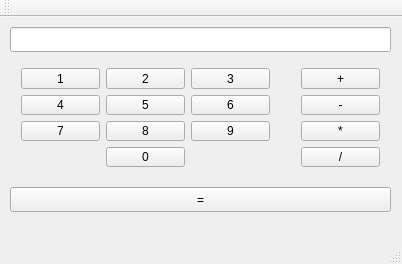
tbigad/plainCPP, file calc2/mainwindow.ui: the form before one commit.
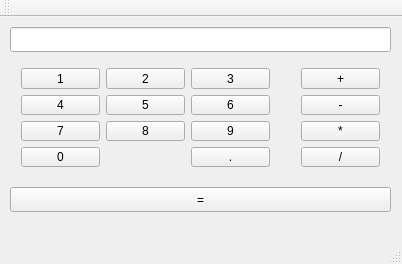
The form after the commit.

The edit to the form file:
```diff
--- a/calc2/mainwindow.ui
+++ b/calc2/mainwindow.ui
@@ -110,13 +110,20 @@
        </property>
       </widget>
      </item>
-     <item row="3" column="1">
+     <item row="3" column="0">
       <widget class="QPushButton" name="numberButton_0">
        <property name="text">
         <string>0</string>
        </property>
       </widget>
      </item>
+     <item row="3" column="2">
+      <widget class="QPushButton" name="dotButton">
+       <property name="text">
+        <string>.</string>
+       </property>
+      </widget>
+     </item>
     </layout>
    </widget>
    <widget class="QWidget" name="verticalLayoutWidget">
```
